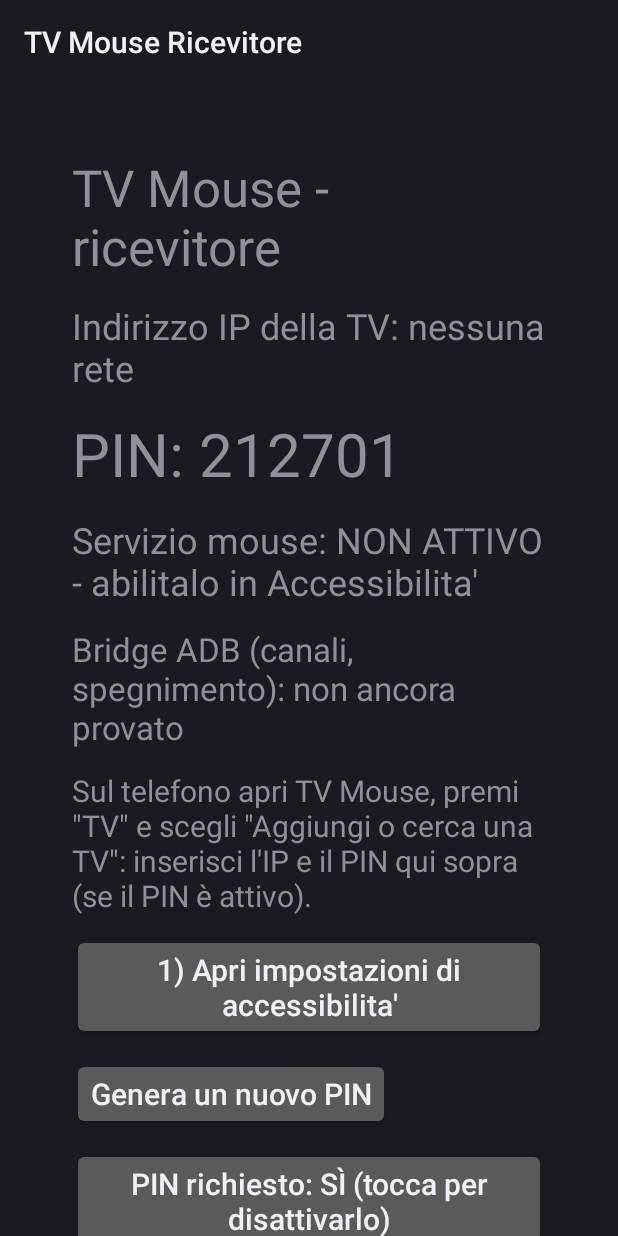
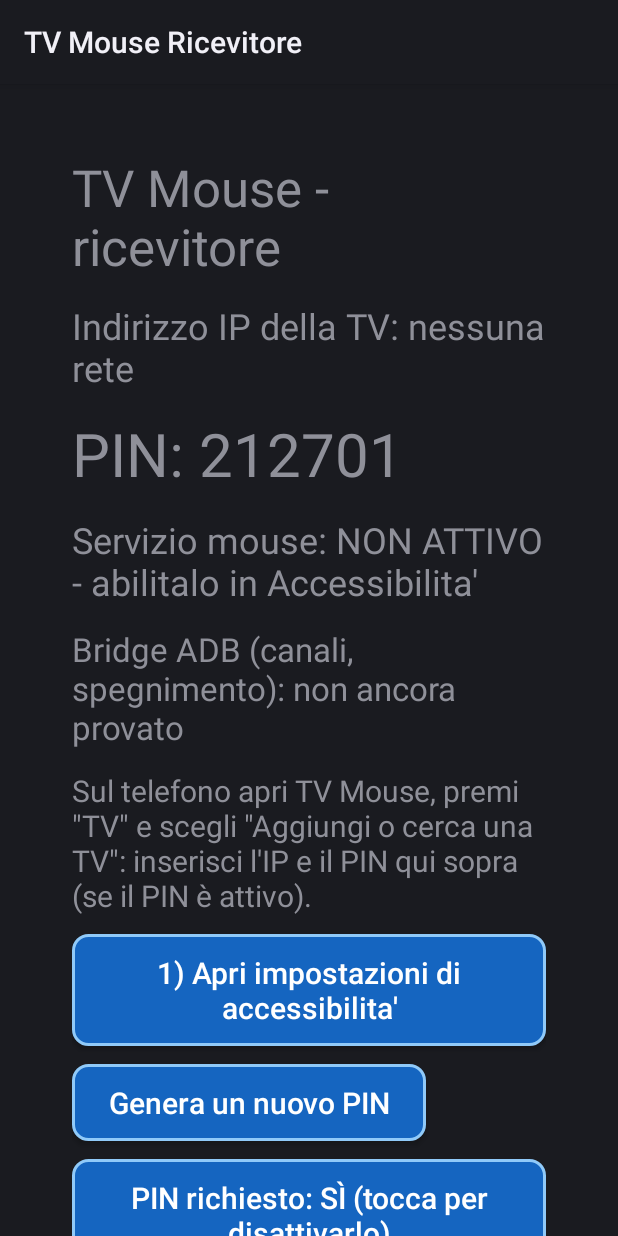
Before and after one commit to Burgmanexecutive/Tv-mouse-control, an Android app: the screen it shows after launch (MainActivity), on a phone screen of 412 x 824 dp. Run offline under Robolectric (Android 15) with nearby library versions, the phone set to English and light mode, and no system bars.

```diff
--- a/tv/src/main/java/app/tvmouse/tv/MainActivity.java
+++ b/tv/src/main/java/app/tvmouse/tv/MainActivity.java
@@ -3,6 +3,9 @@ package app.tvmouse.tv;
 import android.app.Activity;
 import android.content.ActivityNotFoundException;
 import android.content.Intent;
+import android.graphics.Color;
+import android.graphics.drawable.GradientDrawable;
+import android.graphics.drawable.StateListDrawable;
 import android.os.Bundle;
 import android.os.Handler;
 import android.os.Looper;
@@ -89,6 +92,9 @@ public final class MainActivity extends Activity {
         portField.setInputType(InputType.TYPE_CLASS_NUMBER);
         portField.setText(String.valueOf(Prefs.adbPort(this)));
         portField.setTextSize(22);
+        portField.setBackground(shape(Color.WHITE, Color.parseColor("#1565C0"), 3));
+        portField.setTextColor(Color.BLACK);
+        portField.setPadding(dp(12), dp(8), dp(12), dp(8));
         row.addView(portField, new LinearLayout.LayoutParams(dp(160), ViewGroup.LayoutParams.WRAP_CONTENT));
         Button test = button("Salva e prova ADB", new View.OnClickListener() {
             @Override
@@ -183,11 +189,61 @@ public final class MainActivity extends Activity {
         b.setAllCaps(false);
         b.setTextSize(20);
         b.setOnClickListener(l);
+        styleButton(b);
         LinearLayout.LayoutParams lp = new LinearLayout.LayoutParams(
                 ViewGroup.LayoutParams.WRAP_CONTENT, ViewGroup.LayoutParams.WRAP_CONTENT);
         lp.topMargin = dp(12);
         b.setLayoutParams(lp);
         return b;
+    }
+
+    private GradientDrawable shape(int fill, int stroke, int strokeDp) {
+        GradientDrawable g = new GradientDrawable();
+        g.setColor(fill);
+        g.setCornerRadius(dp(10));
+        g.setStroke(dp(strokeDp), stroke);
+        return g;
+    }
+
+    /** Blu scuro a riposo; giallo acceso con bordo bianco e ingrandito quando selezionato (frecce/mouse). */
+    private void styleButton(final Button b) {
+        GradientDrawable rest = shape(Color.parseColor("#1565C0"), Color.parseColor("#90CAF9"), 2);
+        GradientDrawable active = shape(Color.parseColor("#FFD600"), Color.WHITE, 5);
+        GradientDrawable pressed = shape(Color.parseColor("#FF6D00"), Color.WHITE, 5);
+        StateListDrawable sl = new StateListDrawable();
+        sl.addState(new int[]{android.R.attr.state_pressed}, pressed);
+        sl.addState(new int[]{android.R.attr.state_focused}, active);
+        sl.addState(new int[]{android.R.attr.state_hovered}, active);
+        sl.addState(new int[]{}, rest);
+        b.setBackground(sl);
+        b.setPadding(dp(24), dp(12), dp(24), dp(12));
+        b.setFocusable(true);
+        b.setTextColor(new android.content.res.ColorStateList(
+                new int[][]{
+                        new int[]{android.R.attr.state_pressed},
+                        new int[]{android.R.attr.state_focused},
+                        new int[]{android.R.attr.state_hovered},
+                        new int[]{}},
+                new int[]{Color.BLACK, Color.BLACK, Color.BLACK, Color.WHITE}));
+        View.OnFocusChangeListener grow = new View.OnFocusChangeListener() {
+            @Override
+            public void onFocusChange(View v, boolean has) {
+                v.animate().scaleX(has ? 1.06f : 1f).scaleY(has ? 1.06f : 1f).setDuration(100).start();
+            }
+        };
+        b.setOnFocusChangeListener(grow);
+        b.setOnHoverListener(new View.OnHoverListener() {
+            @Override
+            public boolean onHover(View v, android.view.MotionEvent e) {
+                int a = e.getActionMasked();
+                if (a == android.view.MotionEvent.ACTION_HOVER_ENTER) {
+                    v.animate().scaleX(1.06f).scaleY(1.06f).setDuration(100).start();
+                } else if (a == android.view.MotionEvent.ACTION_HOVER_EXIT) {
+                    v.animate().scaleX(1f).scaleY(1f).setDuration(100).start();
+                }
+                return false;
+            }
+        });
     }
 
     private int dp(int v) {
```
